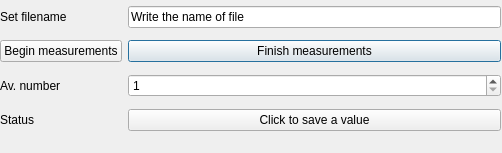
This is save_dial.ui in vitaliibalakin/dissector as Qt 5 draws it before an edit. The edited form follows.
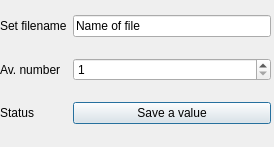
This is the edited form.

Commit message: new beam size count & peak position

Diff of the .ui file:
```diff
--- a/save_dial.ui
+++ b/save_dial.ui
@@ -6,8 +6,8 @@
    <rect>
     <x>0</x>
     <y>0</y>
-    <width>502</width>
-    <height>153</height>
+    <width>274</width>
+    <height>147</height>
    </rect>
   </property>
   <property name="windowTitle">
@@ -18,33 +18,12 @@
     <rect>
      <x>0</x>
      <y>0</y>
-     <width>501</width>
+     <width>271</width>
      <height>140</height>
     </rect>
    </property>
    <layout class="QGridLayout" name="gridLayout">
     <item row="1" column="1">
-     <widget class="QPushButton" name="btn_finish_meas">
-      <property name="text">
-       <string>Finish measurements</string>
-      </property>
-     </widget>
-    </item>
-    <item row="0" column="0">
-     <widget class="QLabel" name="label_2">
-      <property name="text">
-       <string>Set filename</string>
-      </property>
-     </widget>
-    </item>
-    <item row="1" column="0">
-     <widget class="QPushButton" name="btn_begin_meas">
-      <property name="text">
-       <string>Begin measurements</string>
-      </property>
-     </widget>
-    </item>
-    <item row="2" column="1">
      <widget class="QSpinBox" name="box_av_num">
       <property name="minimum">
        <number>1</number>
@@ -57,34 +36,41 @@
       </property>
      </widget>
     </item>
-    <item row="0" column="1">
-     <widget class="QLineEdit" name="ln_filename">
+    <item row="2" column="1">
+     <widget class="QPushButton" name="btn_save">
       <property name="text">
-       <string>Write the name of file</string>
+       <string>Save a value</string>
       </property>
      </widget>
     </item>
-    <item row="2" column="0">
+    <item row="1" column="0">
      <widget class="QLabel" name="label">
       <property name="text">
        <string>Av. number</string>
       </property>
      </widget>
     </item>
-    <item row="3" column="1">
-     <widget class="QPushButton" name="btn_save">
-      <property name="text">
-       <string>Click to save a value</string>
-      </property>
-     </widget>
-    </item>
-    <item row="3" column="0">
+    <item row="2" column="0">
      <widget class="QLabel" name="lbl_status">
       <property name="text">
        <string>Status</string>
       </property>
      </widget>
     </item>
+    <item row="0" column="0">
+     <widget class="QLabel" name="label_2">
+      <property name="text">
+       <string>Set filename</string>
+      </property>
+     </widget>
+    </item>
+    <item row="0" column="1">
+     <widget class="QLineEdit" name="ln_filename">
+      <property name="text">
+       <string>Name of file</string>
+      </property>
+     </widget>
+    </item>
    </layout>
   </widget>
  </widget>
```
The commit also changes 1 other file.
